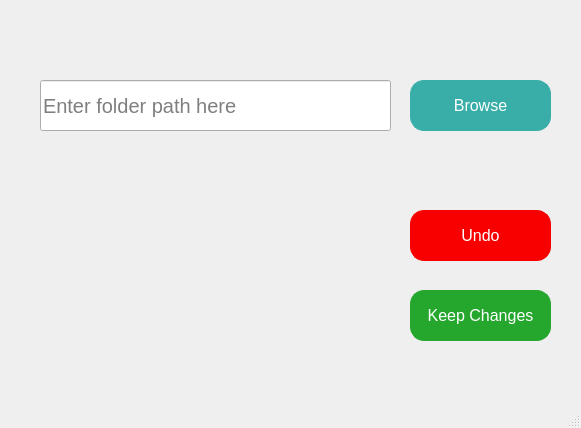
First picture: the form in gui.ui, repository Neth-U/File-Organizer, before the edit.
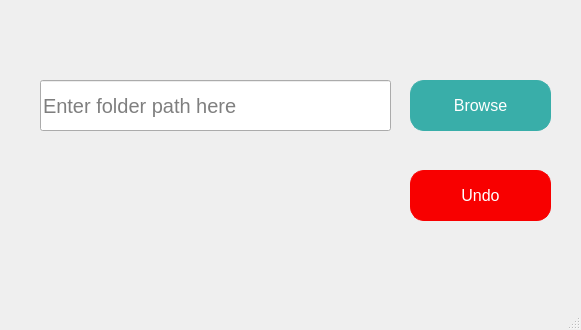
Second picture: the form after the edit.

Commit message: Correctly delete folders

The edit to the form file:
```diff
--- a/gui.ui
+++ b/gui.ui
@@ -7,7 +7,7 @@
     <x>0</x>
     <y>0</y>
     <width>581</width>
-    <height>428</height>
+    <height>330</height>
    </rect>
   </property>
   <property name="windowTitle">
@@ -49,15 +49,15 @@
     <property name="geometry">
      <rect>
       <x>40</x>
-      <y>200</y>
+      <y>170</y>
       <width>351</width>
-      <height>141</height>
+      <height>61</height>
      </rect>
     </property>
     <property name="font">
      <font>
-      <family>Calibri Light</family>
-      <pointsize>16</pointsize>
+      <family>Arial Rounded MT Bold</family>
+      <pointsize>18</pointsize>
      </font>
     </property>
     <property name="styleSheet">
@@ -77,7 +77,7 @@
     <property name="geometry">
      <rect>
       <x>410</x>
-      <y>210</y>
+      <y>170</y>
       <width>141</width>
       <height>51</height>
      </rect>
@@ -101,34 +101,6 @@
      <string>Undo</string>
     </property>
    </widget>
-   <widget class="QPushButton" name="keepBtn">
-    <property name="geometry">
-     <rect>
-      <x>410</x>
-      <y>290</y>
-      <width>141</width>
-      <height>51</height>
-     </rect>
-    </property>
-    <property name="styleSheet">
-     <string notr="true">QPushButton {
-    background-color: #25a72e;
-    color: white;
-    border: 1px solid #25a72e;
-    border-radius: 14px;
-    padding: 5px;
-	font-size: 16px;
-}
-
-QPushButton:hover{
-	background-color:#43d64d;
-}
-</string>
-    </property>
-    <property name="text">
-     <string>Keep Changes</string>
-    </property>
-   </widget>
    <widget class="QLineEdit" name="addressBar">
     <property name="geometry">
      <rect>
```
The commit also changes 2 other files.
